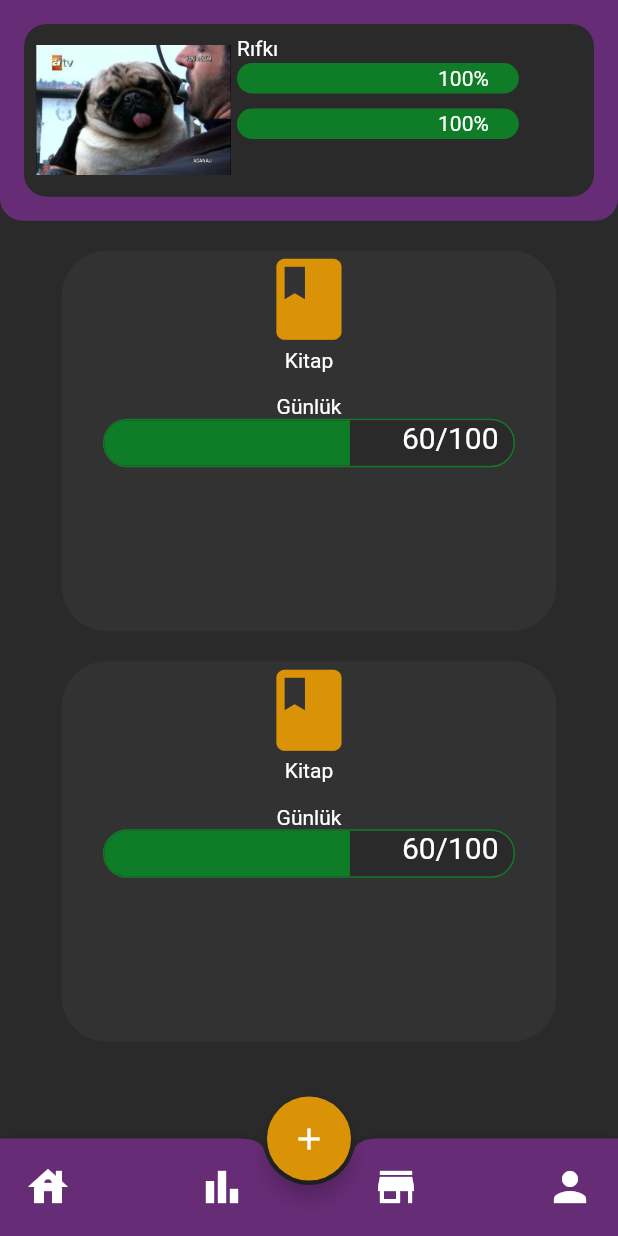
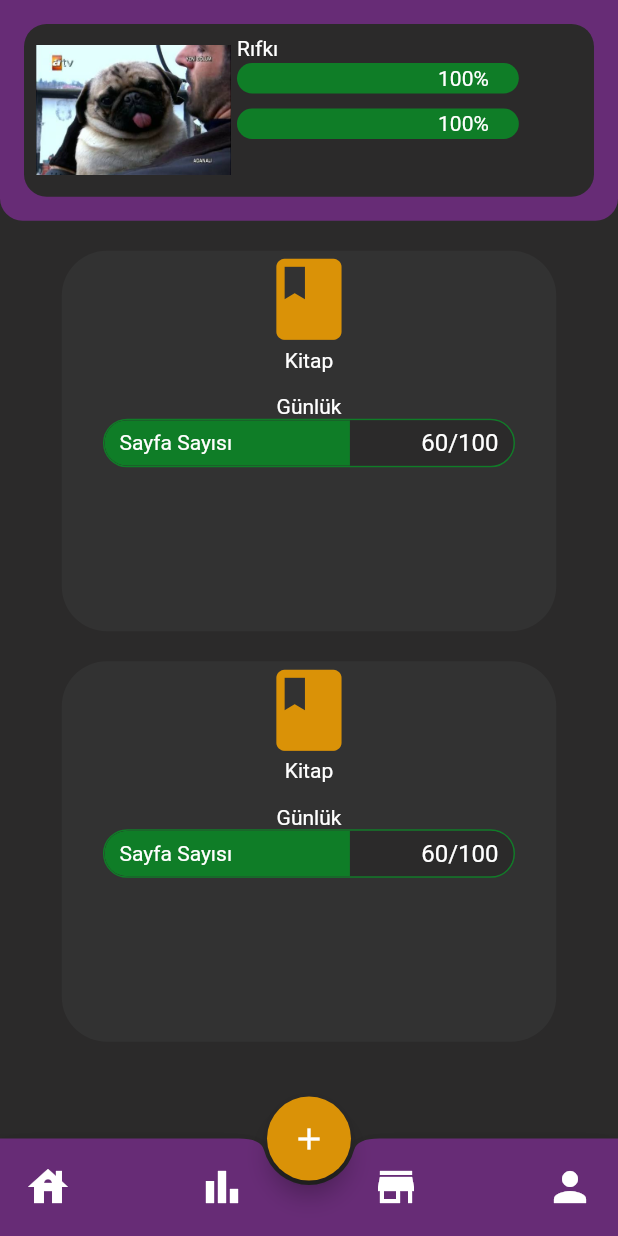
Before and after one commit to cangurdev/PanOut, a Flutter app: the screen it shows after launch, on a phone screen of 412 x 824 dp. Run offline on Flutter 3.47's test engine with Material 2 defaults, Android fonts, the phone set to English and light mode, and no system bars; our stand-ins replace sqflite; accounts and stored records are empty.

Commit message:
centered progress bar items

```diff
--- a/lib/widgets/progress_bar.dart
+++ b/lib/widgets/progress_bar.dart
@@ -21,7 +21,7 @@ class ProgressBar extends StatelessWidget {
             color: kGreenColor,
           ),
           borderRadius: BorderRadius.circular(30)),
-      child: Stack(children: [
+      child: Stack(alignment: Alignment.center, children: [
         ClipRRect(
           borderRadius: BorderRadius.circular(30),
           child: LinearProgressIndicator(
@@ -38,10 +38,20 @@ class ProgressBar extends StatelessWidget {
             amount.toString() + "/100",
             style: TextStyle(
               color: Colors.white,
-              fontSize: 20,
+              fontSize: 16,
             ),
           ),
-        )
+        ),
+        Container(
+          margin: EdgeInsets.only(left: 10),
+          alignment: Alignment.centerLeft,
+          child: Text(
+            text,
+            style: TextStyle(
+              color: Colors.white,
+            ),
+          ),
+        ),
       ]),
     );
   }
```
